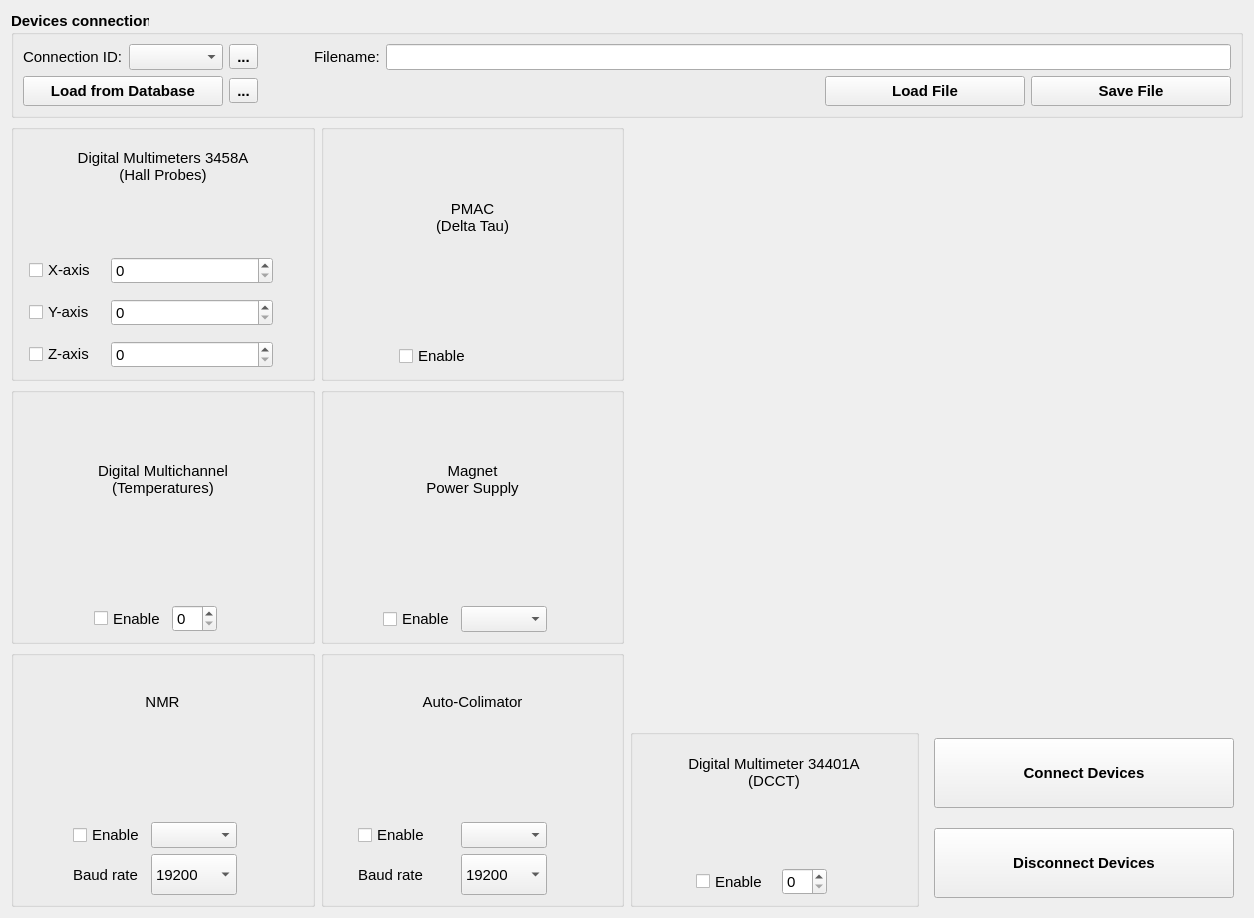
Qt form hallbench/gui/ui/connectionwidget.ui (lnls-ima/hall-bench-control) before a commit.
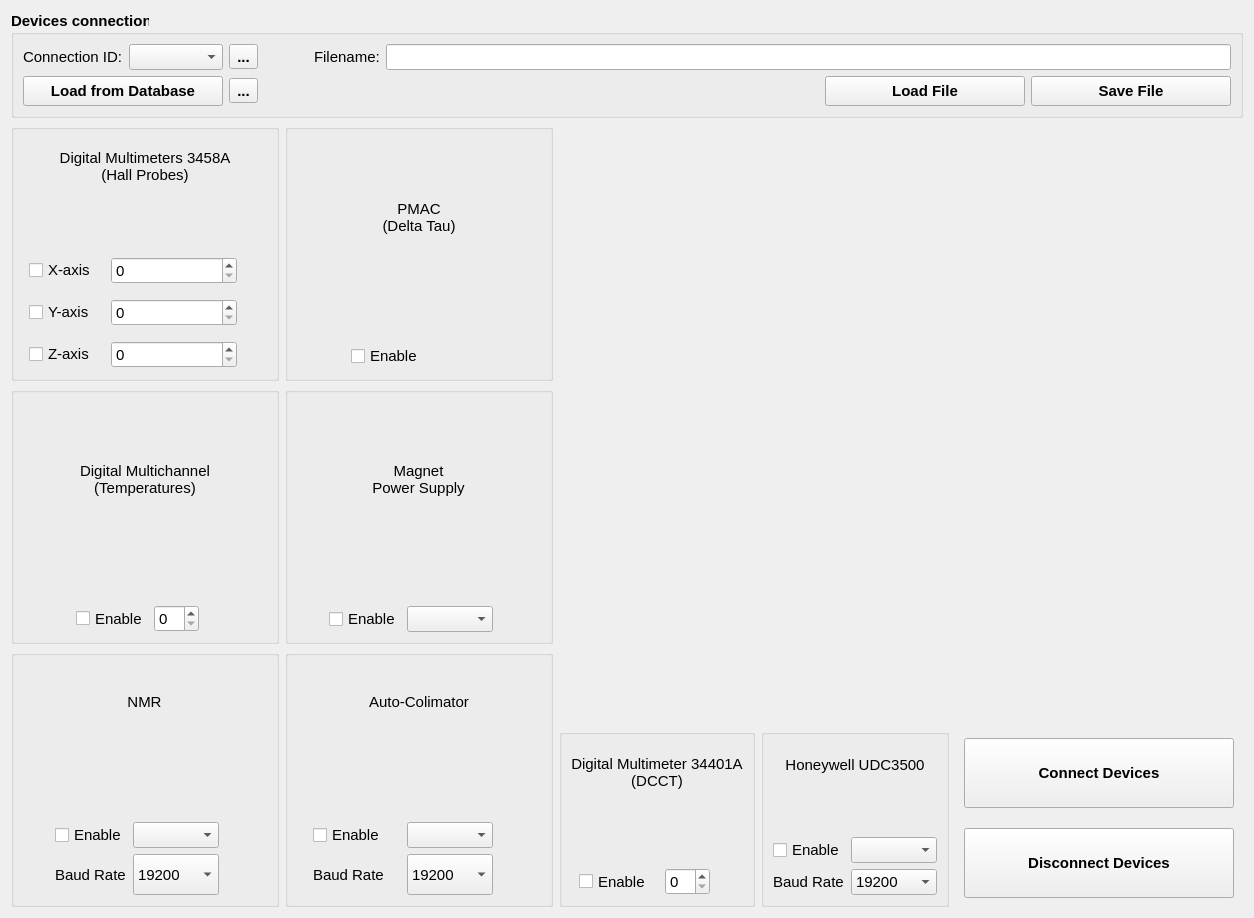
The same form after that commit. Icons and pictures are not drawn.

```diff
--- a/hallbench/gui/ui/connectionwidget.ui
+++ b/hallbench/gui/ui/connectionwidget.ui
@@ -281,7 +281,7 @@
              </sizepolicy>
             </property>
             <property name="text">
-             <string>Baud rate</string>
+             <string>Baud Rate</string>
             </property>
            </widget>
           </item>
@@ -624,7 +624,7 @@
              </sizepolicy>
             </property>
             <property name="text">
-             <string>Baud rate</string>
+             <string>Baud Rate</string>
             </property>
            </widget>
           </item>
@@ -1123,7 +1123,7 @@
    </item>
    <item row="1" column="1">
     <layout class="QGridLayout" name="gridLayout_12">
-     <item row="0" column="0" colspan="2">
+     <item row="0" column="0" colspan="3">
       <widget class="QLabel" name="label_2">
        <property name="sizePolicy">
         <sizepolicy hsizetype="Preferred" vsizetype="Preferred">
@@ -1145,7 +1145,7 @@
        </property>
       </widget>
      </item>
-     <item row="1" column="1">
+     <item row="1" column="2">
       <layout class="QVBoxLayout" name="verticalLayout_5">
        <property name="spacing">
         <number>20</number>
@@ -1157,7 +1157,7 @@
         <widget class="QPushButton" name="connect_btn">
          <property name="minimumSize">
           <size>
-           <width>300</width>
+           <width>270</width>
            <height>70</height>
           </size>
          </property>
@@ -1294,6 +1294,142 @@
        </layout>
       </widget>
      </item>
+     <item row="1" column="1">
+      <widget class="QGroupBox" name="groupBox_10">
+       <property name="enabled">
+        <bool>true</bool>
+       </property>
+       <property name="title">
+        <string/>
+       </property>
+       <layout class="QGridLayout" name="gridLayout_16">
+        <property name="bottomMargin">
+         <number>9</number>
+        </property>
+        <item row="2" column="0">
+         <layout class="QGridLayout" name="gridLayout_18">
+          <item row="1" column="1">
+           <widget class="QComboBox" name="udc_baudrate_cmb">
+            <property name="sizePolicy">
+             <sizepolicy hsizetype="Preferred" vsizetype="Preferred">
+              <horstretch>0</horstretch>
+              <verstretch>0</verstretch>
+             </sizepolicy>
+            </property>
+            <property name="currentIndex">
+             <number>6</number>
+            </property>
+            <item>
+             <property name="text">
+              <string>300</string>
+             </property>
+            </item>
+            <item>
+             <property name="text">
+              <string>600</string>
+             </property>
+            </item>
+            <item>
+             <property name="text">
+              <string>1200</string>
+             </property>
+            </item>
+            <item>
+             <property name="text">
+              <string>2400</string>
+             </property>
+            </item>
+            <item>
+             <property name="text">
+              <string>4800</string>
+             </property>
+            </item>
+            <item>
+             <property name="text">
+              <string>9600</string>
+             </property>
+            </item>
+            <item>
+             <property name="text">
+              <string>19200</string>
+             </property>
+            </item>
+           </widget>
+          </item>
+          <item row="0" column="0">
+           <widget class="QCheckBox" name="udc_enable_chb">
+            <property name="sizePolicy">
+             <sizepolicy hsizetype="Maximum" vsizetype="Preferred">
+              <horstretch>0</horstretch>
+              <verstretch>0</verstretch>
+             </sizepolicy>
+            </property>
+            <property name="text">
+             <string>Enable</string>
+            </property>
+           </widget>
+          </item>
+          <item row="0" column="1">
+           <widget class="QComboBox" name="udc_port_cmb">
+            <property name="sizePolicy">
+             <sizepolicy hsizetype="Maximum" vsizetype="Preferred">
+              <horstretch>0</horstretch>
+              <verstretch>0</verstretch>
+             </sizepolicy>
+            </property>
+           </widget>
+          </item>
+          <item row="1" column="0">
+           <widget class="QLabel" name="label_18">
+            <property name="sizePolicy">
+             <sizepolicy hsizetype="Maximum" vsizetype="Preferred">
+              <horstretch>0</horstretch>
+              <verstretch>0</verstretch>
+             </sizepolicy>
+            </property>
+            <property name="text">
+             <string>Baud Rate</string>
+            </property>
+           </widget>
+          </item>
+         </layout>
+        </item>
+        <item row="1" column="0">
+         <layout class="QHBoxLayout" name="horizontalLayout_9">
+          <item alignment="Qt::AlignHCenter|Qt::AlignVCenter">
+           <widget class="QLabel" name="label_19">
+            <property name="sizePolicy">
+             <sizepolicy hsizetype="Fixed" vsizetype="Fixed">
+              <horstretch>0</horstretch>
+              <verstretch>0</verstretch>
+             </sizepolicy>
+            </property>
+            <property name="text">
+             <string/>
+            </property>
+            <property name="pixmap">
+             <pixmap>../../resources/img/udc3500.jpg</pixmap>
+            </property>
+            <property name="scaledContents">
+             <bool>true</bool>
+            </property>
+           </widget>
+          </item>
+         </layout>
+        </item>
+        <item row="0" column="0">
+         <widget class="QLabel" name="label_20">
+          <property name="text">
+           <string>Honeywell UDC3500</string>
+          </property>
+          <property name="alignment">
+           <set>Qt::AlignCenter</set>
+          </property>
+         </widget>
+        </item>
+       </layout>
+      </widget>
+     </item>
     </layout>
    </item>
   </layout>
```
Left out of the diff: 2 changed lines with no effect on the pictures.
